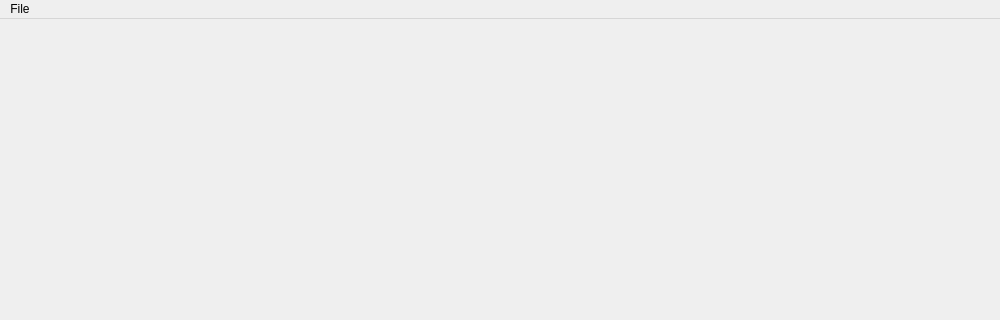
bandtank/Arb2PWL, file form.ui: the form before one commit; both pictures show x 0 to 1000 and y 0 to 320 of the 1000 by 900 pixel window.
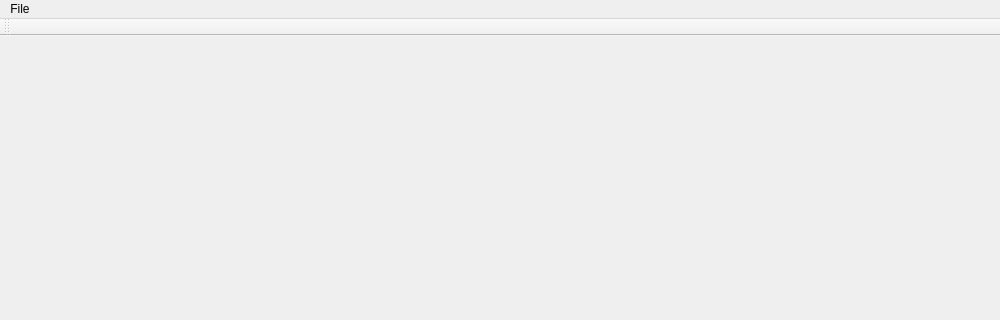
The form after the commit.

Commit message: Added a toolbar. Closes #1.

```diff
--- a/form.ui
+++ b/form.ui
@@ -67,6 +67,17 @@
    <addaction name="menuFile"/>
   </widget>
   <widget class="QStatusBar" name="statusbar"/>
+  <widget class="QToolBar" name="toolBar">
+   <property name="windowTitle">
+    <string>toolBar</string>
+   </property>
+   <attribute name="toolBarArea">
+    <enum>TopToolBarArea</enum>
+   </attribute>
+   <attribute name="toolBarBreak">
+    <bool>false</bool>
+   </attribute>
+  </widget>
   <action name="actionSave">
    <property name="text">
     <string>Save</string>
```
The commit also changes 1 other file.
